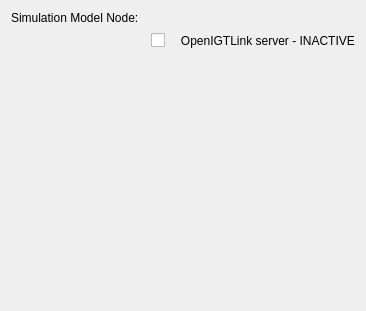
Before: the Qt Designer form OrganManipulation/Resources/UI/OrganManipulation.ui in Slicer/SlicerSOFA, drawn with Qt 5.
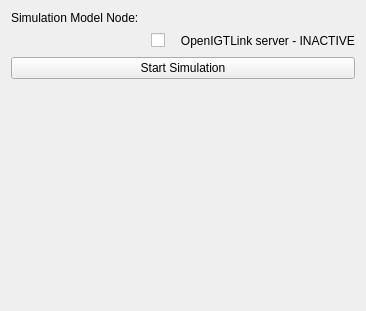
After: the same form once the commit is applied. Custom widgets are drawn as their Qt base class.

Diff of the .ui file:
```diff
--- a/OrganManipulation/Resources/UI/OrganManipulation.ui
+++ b/OrganManipulation/Resources/UI/OrganManipulation.ui
@@ -107,6 +107,13 @@
      </item>
     </layout>
    </item>
+   <item>
+    <widget class="QPushButton" name="startSimulationPushButton">
+     <property name="text">
+      <string>Start Simulation</string>
+     </property>
+    </widget>
+   </item>
    <item>
     <spacer name="verticalSpacer">
      <property name="orientation">
```
